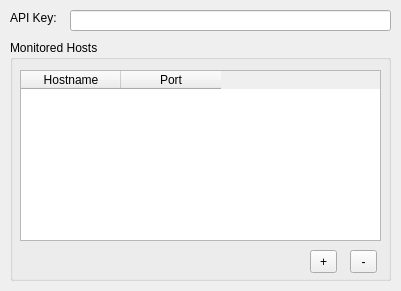
This is mainwindow.ui in code-lever/brigade-monitor-qt as Qt 5 draws it before an edit. The edited form follows.
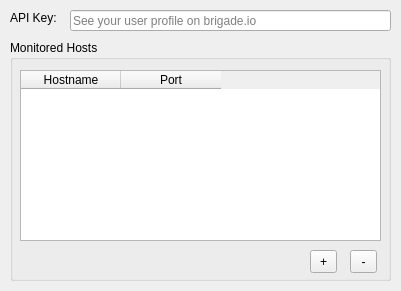
This is the edited form.

Commit message: Storing and restoring hosts, api-key

```diff
--- a/mainwindow.ui
+++ b/mainwindow.ui
@@ -36,6 +36,9 @@
       <height>21</height>
      </rect>
     </property>
+    <property name="placeholderText">
+     <string>See your user profile on brigade.io</string>
+    </property>
    </widget>
    <widget class="QGroupBox" name="hostsGroup">
     <property name="geometry">
```
Left out of the diff: 7 changed lines with no effect on the pictures. The commit also changes 2 other files.
